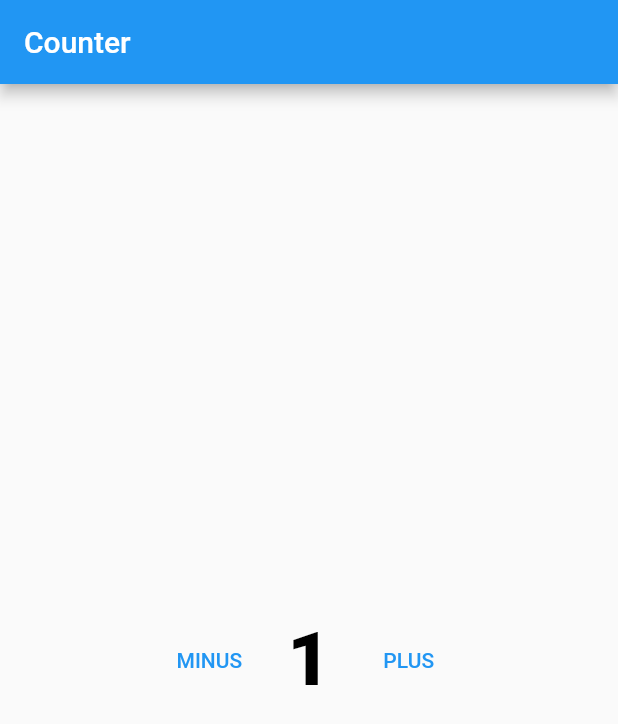
After one commit to KareemTahaAbdelfattah/Flutter, a Flutter app: the screen it shows after launch, on a phone screen of 412 x 824 dp. The commit adds this screen. Shown: the top 724 px of the screen. Run offline on Flutter 3.47's test engine with Material 2 defaults, Android fonts, the phone set to English and light mode, and no system bars; our stand-ins replace flutter_bloc, sqflite; accounts and stored records are empty.

Commit message:
Counter with BloC

```diff
--- a/lib/main.dart
+++ b/lib/main.dart
@@ -3,6 +3,7 @@ import 'package:untitled/modules/Todo main screen/todo_main_screen.dart';
 import 'package:untitled/modules/bmi_screen/Calculator.dart';
 import 'package:untitled/modules/bmi_result/calculator_bmi_result.dart';
 import 'package:untitled/modules/counter/counter_screen.dart';
+import 'package:untitled/modules/counter_with_bloc/counter_with_bloc.dart';
 import 'package:untitled/modules/login/login_screen.dart';
 import 'package:untitled/modules/messenger_screen_with_list/messenger%20screen%20with%20list.dart';
 import 'package:untitled/modules/user_screen/use%20screen.dart';
@@ -21,7 +22,7 @@ class myapp extends StatelessWidget
   {
     return MaterialApp(
       debugShowCheckedModeBanner: false,
-      home : TodoScreen(),
+      home : CounterScreenWithBloc(),
     );
   }
 
--- /dev/null
+++ b/lib/modules/counter_with_bloc/bloc/cubit.dart
@@ -0,0 +1,24 @@
+import 'package:flutter/animation.dart';
+import 'package:flutter_bloc/flutter_bloc.dart';
+import 'package:untitled/modules/counter_with_bloc/bloc/states.dart';
+
+class CounterCubit extends Cubit<CounterStates>
+{
+  CounterCubit(): super(CounterInitialState());
+
+  // to be more easily during calling
+  static CounterCubit get(context) => BlocProvider.of(context);
+
+  int counter = 1;
+
+  void Plus()
+  {
+    counter++;
+    emit(CounterPlusState());
+  }
+  void Minus()
+  {
+    counter--;
+    emit(CounterMinusState());
+  }
+}
--- /dev/null
+++ b/lib/modules/counter_with_bloc/bloc/states.dart
@@ -0,0 +1,8 @@
+class CounterStates {}
+
+
+class CounterInitialState extends CounterStates {}
+
+class CounterPlusState extends CounterStates{}
+
+class CounterMinusState extends CounterStates{}
--- /dev/null
+++ b/lib/modules/counter_with_bloc/counter_with_bloc.dart
@@ -0,0 +1,58 @@
+import 'package:flutter/material.dart';
+import 'package:flutter_bloc/flutter_bloc.dart';
+import 'package:untitled/modules/counter_with_bloc/bloc/cubit.dart';
+import 'package:untitled/modules/counter_with_bloc/bloc/states.dart';
+
+class CounterScreenWithBloc extends StatelessWidget {
+
+  @override
+  Widget build(BuildContext context) {
+    return BlocProvider(
+      create: (BuildContext context) => CounterCubit(),
+      child: BlocConsumer<CounterCubit, CounterStates>(
+        listener: (context, state) {},
+        builder: (context, state) => Scaffold(
+          appBar: AppBar(
+            title: Text(
+              'Counter',
+            ),
+          ),
+          body: Center(
+            child: Row(
+              mainAxisAlignment: MainAxisAlignment.center,
+              children: [
+                TextButton(onPressed: ()
+                {
+                  CounterCubit.get(context).Minus();
+                },
+                  child: Text(
+                    'MINUS',
+                  ),),
+                Padding(
+                  padding: const EdgeInsets.symmetric(
+                    horizontal: 20.0,
+                  ),
+                  child: Text(
+                    '${CounterCubit.get(context).counter}',
+                    style: TextStyle(
+                      fontSize: 50.0,
+                      fontWeight: FontWeight.w900,
+                      color: Colors.black,
+                    ),
+                  ),
+                ),
+                TextButton(onPressed: ()
+                {
+                  CounterCubit.get(context).Plus();
+                },
+                  child: Text(
+                    'PLUS',
+                  ),),
+              ],
+            ),
+          ),
+        ),
+      ),
+    );
+  }
+}
--- a/pubspec.yaml
+++ b/pubspec.yaml
@@ -37,6 +37,7 @@ dependencies:
   sqflite: ^2.0.0
   intl: ^0.17.0-nullsafety.2
   flutter_conditional_rendering: ^2.0.0
+  flutter_bloc: ^8.1.1
 
 
 dev_dependencies:
```
Also changed, not shown: pubspec.lock.
